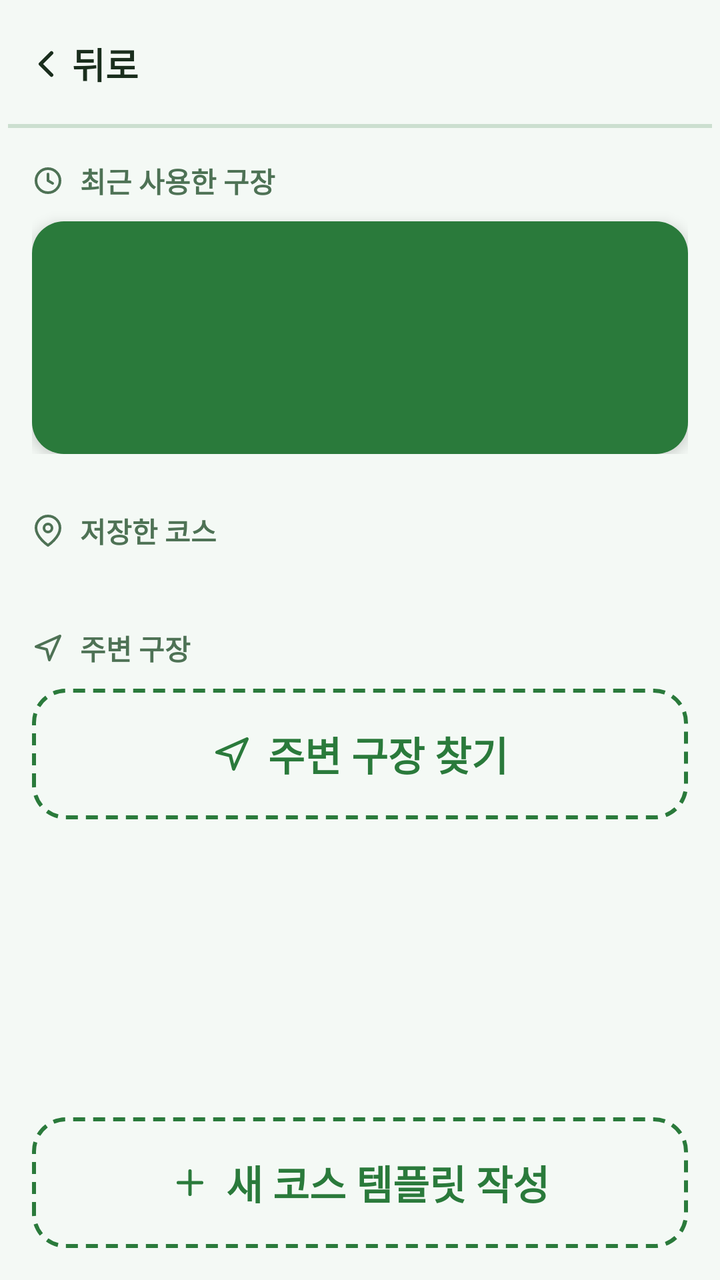
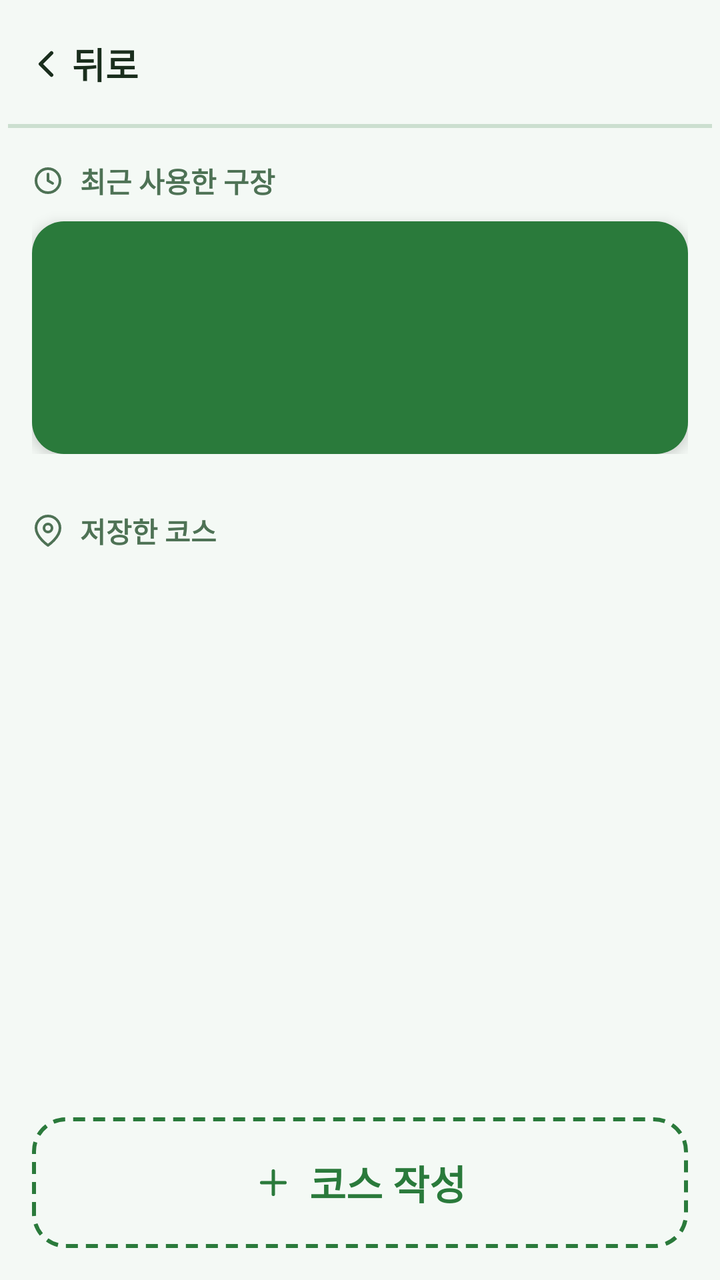

Before-and-after screenshots of an Android layout around one commit, followed by the original layout XML and the change that was made.
<!-- AndroidManifest.xml: application theme Theme.ParkGolf -->
<!-- res/layout/fragment_start.xml -->
<?xml version="1.0" encoding="utf-8"?>
<LinearLayout xmlns:android="http://schemas.android.com/apk/res/android"
    xmlns:app="http://schemas.android.com/apk/res-auto"
    android:layout_width="match_parent" android:layout_height="match_parent"
    android:orientation="vertical" android:background="?attr/parkBackground">

    <include android:id="@+id/topBar" layout="@layout/view_top_bar" />

    <ScrollView
        android:layout_width="match_parent" android:layout_height="0dp" android:layout_weight="1"
        android:fillViewport="true" android:padding="@dimen/screen_padding">
        <LinearLayout android:layout_width="match_parent" android:layout_height="wrap_content"
            android:orientation="vertical">

            <LinearLayout android:id="@+id/sectionRecent"
                android:layout_width="match_parent" android:layout_height="wrap_content"
                android:orientation="vertical" android:layout_marginBottom="@dimen/section_gap">
                <LinearLayout android:layout_width="wrap_content" android:layout_height="wrap_content"
                    android:orientation="horizontal" android:gravity="center_vertical"
                    android:layout_marginBottom="10dp">
                    <ImageView android:layout_width="16dp" android:layout_height="16dp"
                        android:src="@drawable/ic_clock" android:importantForAccessibility="no" />
                    <TextView android:layout_width="wrap_content" android:layout_height="wrap_content"
                        android:layout_marginStart="8dp" android:text="@string/recent_venue_label"
                        android:textStyle="bold" android:textColor="?attr/parkMutedForeground" />
                </LinearLayout>
                <LinearLayout android:id="@+id/cardRecent"
                    android:layout_width="match_parent" android:layout_height="wrap_content"
                    android:orientation="vertical" android:background="@drawable/bg_card_primary"
                    android:padding="@dimen/recent_card_pad" android:elevation="4dp"
                    android:foreground="?attr/selectableItemBackground">
                    <TextView android:id="@+id/tvRecentDate"
                        android:layout_width="wrap_content" android:layout_height="wrap_content"
                        android:textColor="@color/on_primary" android:alpha="0.75"
                        android:layout_marginBottom="4dp" />
                    <TextView android:id="@+id/tvRecentVenue"
                        android:layout_width="wrap_content" android:layout_height="wrap_content"
                        android:textSize="@dimen/title_text" android:textStyle="bold"
                        android:textColor="@color/on_primary" />
                    <TextView android:id="@+id/tvRecentCourse"
                        android:layout_width="wrap_content" android:layout_height="wrap_content"
                        android:textColor="@color/on_primary" android:alpha="0.9"
                        android:layout_marginTop="2dp" />
                </LinearLayout>
            </LinearLayout>

            <LinearLayout android:layout_width="wrap_content" android:layout_height="wrap_content"
                android:orientation="horizontal" android:gravity="center_vertical"
                android:layout_marginBottom="10dp">
                <ImageView android:layout_width="16dp" android:layout_height="16dp"
                    android:src="@drawable/ic_map_pin" app:tint="?attr/parkMutedForeground"
                    android:importantForAccessibility="no" />
                <TextView android:layout_width="wrap_content" android:layout_height="wrap_content"
                    android:layout_marginStart="8dp" android:text="@string/my_courses_label"
                    android:textStyle="bold" android:textColor="?attr/parkMutedForeground" />
            </LinearLayout>
            <LinearLayout android:id="@+id/containerVenues"
                android:layout_width="match_parent" android:layout_height="wrap_content"
                android:orientation="vertical" android:layout_marginBottom="@dimen/section_gap" />

            <LinearLayout android:layout_width="wrap_content" android:layout_height="wrap_content"
                android:orientation="horizontal" android:gravity="center_vertical"
                android:layout_marginBottom="10dp">
                <ImageView android:layout_width="16dp" android:layout_height="16dp"
                    android:src="@drawable/ic_navigation" android:importantForAccessibility="no" />
                <TextView android:layout_width="wrap_content" android:layout_height="wrap_content"
                    android:layout_marginStart="8dp" android:text="@string/nearby_label"
                    android:textStyle="bold" android:textColor="?attr/parkMutedForeground" />
            </LinearLayout>
            <LinearLayout android:id="@+id/nearbySection"
                android:layout_width="match_parent" android:layout_height="wrap_content"
                android:orientation="vertical">
                <LinearLayout android:id="@+id/btnFindNearby"
                    android:layout_width="match_parent" android:layout_height="wrap_content"
                    android:minHeight="@dimen/touch_min" android:orientation="horizontal"
                    android:gravity="center" android:background="@drawable/bg_dashed"
                    android:paddingVertical="18dp" android:foreground="?attr/selectableItemBackground">
                    <ImageView android:layout_width="20dp" android:layout_height="20dp"
                        android:src="@drawable/ic_navigation" app:tint="?attr/parkPrimary"
                        android:importantForAccessibility="no" />
                    <TextView android:layout_width="wrap_content" android:layout_height="wrap_content"
                        android:layout_marginStart="8dp" android:text="@string/nearby_find"
                        android:textSize="@dimen/button_text" android:textStyle="bold"
                        android:textColor="?attr/parkPrimary" />
                </LinearLayout>
                <TextView android:id="@+id/tvNearbyStatus"
                    android:layout_width="match_parent" android:layout_height="wrap_content"
                    android:background="@drawable/bg_card" android:gravity="center" android:padding="20dp"
                    android:textColor="?attr/parkMutedForeground" android:visibility="gone" />
                <LinearLayout android:id="@+id/nearbyActions"
                    android:layout_width="match_parent" android:layout_height="wrap_content"
                    android:orientation="horizontal" android:gravity="center" android:visibility="gone"
                    android:layout_marginTop="8dp">
                    <Button android:id="@+id/btnNearbyRetry"
                        android:layout_width="wrap_content" android:layout_height="wrap_content"
                        android:text="@string/nearby_retry" android:minHeight="@dimen/touch_min" />
                    <Button android:id="@+id/btnNearbySettings"
                        android:layout_width="wrap_content" android:layout_height="wrap_content"
                        android:text="@string/nearby_open_settings" android:layout_marginStart="8dp"
                        android:minHeight="@dimen/touch_min" android:visibility="gone" />
                </LinearLayout>
                <LinearLayout android:id="@+id/nearbyContainer"
                    android:layout_width="match_parent" android:layout_height="wrap_content"
                    android:orientation="vertical" />
            </LinearLayout>
        </LinearLayout>
    </ScrollView>

    <LinearLayout android:layout_width="match_parent" android:layout_height="wrap_content"
        android:orientation="vertical" android:background="?attr/parkBackground"
        android:padding="@dimen/screen_padding">
        <LinearLayout android:id="@+id/btnNewCourse"
            android:layout_width="match_parent" android:layout_height="wrap_content"
            android:minHeight="@dimen/touch_min" android:orientation="horizontal"
            android:gravity="center" android:background="@drawable/bg_dashed"
            android:paddingVertical="18dp" android:foreground="?attr/selectableItemBackground">
            <ImageView android:layout_width="20dp" android:layout_height="20dp"
                android:src="@drawable/ic_plus" app:tint="?attr/parkPrimary"
                android:importantForAccessibility="no" />
            <TextView android:layout_width="wrap_content" android:layout_height="wrap_content"
                android:layout_marginStart="8dp" android:text="@string/new_template_button"
                android:textSize="@dimen/button_text" android:textStyle="bold"
                android:textColor="?attr/parkPrimary" />
        </LinearLayout>
    </LinearLayout>
</LinearLayout>
<!-- res/layout/view_top_bar.xml (included above) -->
<?xml version="1.0" encoding="utf-8"?>
<androidx.constraintlayout.widget.ConstraintLayout
    xmlns:android="http://schemas.android.com/apk/res/android"
    xmlns:app="http://schemas.android.com/apk/res-auto"
    android:layout_width="match_parent"
    android:layout_height="wrap_content"
    android:background="?attr/parkBackground"
    android:minHeight="64dp"
    android:paddingHorizontal="4dp">

    <LinearLayout
        android:id="@+id/btnBack"
        android:layout_width="wrap_content"
        android:layout_height="@dimen/touch_min"
        android:orientation="horizontal"
        android:gravity="center_vertical"
        android:paddingHorizontal="8dp"
        android:background="?attr/selectableItemBackground"
        android:clickable="true"
        android:focusable="true"
        android:contentDescription="@string/back"
        app:layout_constraintStart_toStartOf="parent"
        app:layout_constraintTop_toTopOf="parent"
        app:layout_constraintBottom_toBottomOf="parent">
        <ImageView
            android:layout_width="22dp" android:layout_height="22dp"
            android:src="@drawable/ic_chevron_left"
            android:importantForAccessibility="no" />
        <TextView
            android:layout_width="wrap_content" android:layout_height="wrap_content"
            android:layout_marginStart="2dp"
            android:text="@string/back"
            android:textColor="?attr/parkForeground"
            android:textSize="@dimen/body_text"
            android:textStyle="bold" />
    </LinearLayout>

    <TextView
        android:id="@+id/tvBarTitle"
        android:layout_width="0dp"
        android:layout_height="wrap_content"
        android:gravity="center"
        android:textSize="@dimen/body_text"
        android:textStyle="bold"
        android:textColor="?attr/parkForeground"
        android:maxLines="1"
        android:ellipsize="end"
        app:layout_constraintStart_toEndOf="@id/btnBack"
        app:layout_constraintEnd_toStartOf="@id/barSpacer"
        app:layout_constraintTop_toTopOf="parent"
        app:layout_constraintBottom_toBottomOf="parent" />

    <Space
        android:id="@+id/barSpacer"
        android:layout_width="72dp"
        android:layout_height="1dp"
        app:layout_constraintEnd_toEndOf="parent"
        app:layout_constraintTop_toTopOf="parent" />

    <View android:layout_width="0dp" android:layout_height="@dimen/border_width"
        android:background="?attr/parkBorder"
        app:layout_constraintStart_toStartOf="parent"
        app:layout_constraintEnd_toEndOf="parent"
        app:layout_constraintBottom_toBottomOf="parent" />
</androidx.constraintlayout.widget.ConstraintLayout>
<!-- resources referenced by this layout -->
<resources>
  <color name="on_primary">#FFFFFF</color>
  <dimen name="body_text">18sp</dimen>
  <dimen name="border_width">2dp</dimen>
  <dimen name="button_text">20sp</dimen>
  <dimen name="recent_card_pad">20dp</dimen>
  <dimen name="screen_padding">16dp</dimen>
  <dimen name="section_gap">28dp</dimen>
  <dimen name="title_text">24sp</dimen>
  <dimen name="touch_min">56dp</dimen>
  <!-- drawable bg_card (drawable) -->
  <?xml version="1.0" encoding="utf-8"?>
  <shape xmlns:android="http://schemas.android.com/apk/res/android" android:shape="rectangle">
      <solid android:color="@color/card" />
      <corners android:radius="@dimen/radius_card" />
      <stroke android:width="@dimen/border_width" android:color="?attr/parkBorder" />
  </shape>
  <!-- drawable bg_card_primary (drawable) -->
  <?xml version="1.0" encoding="utf-8"?>
  <shape xmlns:android="http://schemas.android.com/apk/res/android" android:shape="rectangle">
      <solid android:color="?attr/parkPrimary" />
      <corners android:radius="@dimen/radius_card" />
  </shape>
  <!-- drawable bg_dashed (drawable) -->
  <?xml version="1.0" encoding="utf-8"?>
  <shape xmlns:android="http://schemas.android.com/apk/res/android" android:shape="rectangle">
      <solid android:color="@android:color/transparent" />
      <corners android:radius="@dimen/radius_card" />
      <stroke android:width="@dimen/border_width" android:color="?attr/parkPrimary"
          android:dashWidth="6dp" android:dashGap="4dp" />
  </shape>
  <!-- drawable ic_chevron_left (drawable) -->
  <vector xmlns:android="http://schemas.android.com/apk/res/android" android:width="24dp" android:height="24dp" android:viewportWidth="24" android:viewportHeight="24">
      <path android:strokeColor="?attr/parkForeground" android:strokeWidth="2" android:strokeLineCap="round" android:strokeLineJoin="round" android:pathData="M15,18 L9,12 L15,6" />
  </vector>
  <!-- drawable ic_map_pin (drawable) -->
  <vector xmlns:android="http://schemas.android.com/apk/res/android" android:width="24dp" android:height="24dp" android:viewportWidth="24" android:viewportHeight="24">
      <path android:strokeColor="?attr/parkForeground" android:strokeWidth="2" android:strokeLineCap="round" android:strokeLineJoin="round" android:pathData="M21,10 C21,17 12,23 12,23 C12,23 3,17 3,10 A9,9 0 0 1 21,10 Z" />
      <path android:strokeColor="?attr/parkForeground" android:strokeWidth="2" android:pathData="M15,10 A3,3 0 1 1 9,10 A3,3 0 0 1 15,10 Z" />
  </vector>
  <!-- drawable ic_navigation (drawable) -->
  <vector xmlns:android="http://schemas.android.com/apk/res/android" android:width="24dp" android:height="24dp" android:viewportWidth="24" android:viewportHeight="24">
      <path android:strokeColor="?attr/parkMutedForeground" android:strokeWidth="2" android:strokeLineCap="round" android:strokeLineJoin="round" android:pathData="M3,11 L21,3 L13,21 L11,13 Z" />
  </vector>
  <!-- drawable ic_plus (drawable) -->
  <vector xmlns:android="http://schemas.android.com/apk/res/android" android:width="24dp" android:height="24dp" android:viewportWidth="24" android:viewportHeight="24">
      <path android:strokeColor="?attr/parkForeground" android:strokeWidth="2" android:strokeLineCap="round" android:pathData="M12,5 L12,19 M5,12 L19,12" />
  </vector>
  <string name="back">뒤로</string>
  <string name="my_courses_label">저장한 코스</string>
  <string name="nearby_find">주변 구장 찾기</string>
  <string name="nearby_label">주변 구장</string>
  <string name="nearby_open_settings">설정 열기</string>
  <string name="nearby_retry">다시 시도</string>
  <string name="new_template_button">새 코스 템플릿 작성</string>
  <string name="recent_venue_label">최근 사용한 구장</string>
  <style name="Theme.ParkGolf" parent="Theme.ParkGolf.Green" />
  <color name="card">#FFFFFF</color>
  <dimen name="radius_card">16dp</dimen>
  <style name="Theme.ParkGolf.Base" parent="Theme.Material3.DayNight.NoActionBar">
          <item name="colorOnPrimary">@color/on_primary</item>
          <item name="android:textColorPrimary">?attr/parkForeground</item>
      </style>
  <!-- unchanged entries left out for length: 2 -->
</resources>

<!-- the commit's change to res/layout/fragment_start.xml (unified diff, before → after) -->
@@ -57,52 +57,6 @@
             <LinearLayout android:id="@+id/containerVenues"
                 android:layout_width="match_parent" android:layout_height="wrap_content"
                 android:orientation="vertical" android:layout_marginBottom="@dimen/section_gap" />
-
-            <LinearLayout android:layout_width="wrap_content" android:layout_height="wrap_content"
-                android:orientation="horizontal" android:gravity="center_vertical"
-                android:layout_marginBottom="10dp">
-                <ImageView android:layout_width="16dp" android:layout_height="16dp"
-                    android:src="@drawable/ic_navigation" android:importantForAccessibility="no" />
-                <TextView android:layout_width="wrap_content" android:layout_height="wrap_content"
-                    android:layout_marginStart="8dp" android:text="@string/nearby_label"
-                    android:textStyle="bold" android:textColor="?attr/parkMutedForeground" />
-            </LinearLayout>
-            <LinearLayout android:id="@+id/nearbySection"
-                android:layout_width="match_parent" android:layout_height="wrap_content"
-                android:orientation="vertical">
-                <LinearLayout android:id="@+id/btnFindNearby"
-                    android:layout_width="match_parent" android:layout_height="wrap_content"
-                    android:minHeight="@dimen/touch_min" android:orientation="horizontal"
-                    android:gravity="center" android:background="@drawable/bg_dashed"
-                    android:paddingVertical="18dp" android:foreground="?attr/selectableItemBackground">
-                    <ImageView android:layout_width="20dp" android:layout_height="20dp"
-                        android:src="@drawable/ic_navigation" app:tint="?attr/parkPrimary"
-                        android:importantForAccessibility="no" />
-                    <TextView android:layout_width="wrap_content" android:layout_height="wrap_content"
-                        android:layout_marginStart="8dp" android:text="@string/nearby_find"
-                        android:textSize="@dimen/button_text" android:textStyle="bold"
-                        android:textColor="?attr/parkPrimary" />
-                </LinearLayout>
-                <TextView android:id="@+id/tvNearbyStatus"
-                    android:layout_width="match_parent" android:layout_height="wrap_content"
-                    android:background="@drawable/bg_card" android:gravity="center" android:padding="20dp"
-                    android:textColor="?attr/parkMutedForeground" android:visibility="gone" />
-                <LinearLayout android:id="@+id/nearbyActions"
-                    android:layout_width="match_parent" android:layout_height="wrap_content"
-                    android:orientation="horizontal" android:gravity="center" android:visibility="gone"
-                    android:layout_marginTop="8dp">
-                    <Button android:id="@+id/btnNearbyRetry"
-                        android:layout_width="wrap_content" android:layout_height="wrap_content"
-                        android:text="@string/nearby_retry" android:minHeight="@dimen/touch_min" />
-                    <Button android:id="@+id/btnNearbySettings"
-                        android:layout_width="wrap_content" android:layout_height="wrap_content"
-                        android:text="@string/nearby_open_settings" android:layout_marginStart="8dp"
-                        android:minHeight="@dimen/touch_min" android:visibility="gone" />
-                </LinearLayout>
-                <LinearLayout android:id="@+id/nearbyContainer"
-                    android:layout_width="match_parent" android:layout_height="wrap_content"
-                    android:orientation="vertical" />
-            </LinearLayout>
         </LinearLayout>
     </ScrollView>
 
@@ -118,7 +72,7 @@
                 android:src="@drawable/ic_plus" app:tint="?attr/parkPrimary"
                 android:importantForAccessibility="no" />
             <TextView android:layout_width="wrap_content" android:layout_height="wrap_content"
-                android:layout_marginStart="8dp" android:text="@string/new_template_button"
+                android:layout_marginStart="8dp" android:text="@string/create_course"
                 android:textSize="@dimen/button_text" android:textStyle="bold"
                 android:textColor="?attr/parkPrimary" />
         </LinearLayout>
<!-- resource entries referenced after the edit -->
@@ -9,13 +9,6 @@
   <dimen name="section_gap">28dp</dimen>
   <dimen name="title_text">24sp</dimen>
   <dimen name="touch_min">56dp</dimen>
-  <!-- drawable bg_card (drawable) -->
-  <?xml version="1.0" encoding="utf-8"?>
-  <shape xmlns:android="http://schemas.android.com/apk/res/android" android:shape="rectangle">
-      <solid android:color="@color/card" />
-      <corners android:radius="@dimen/radius_card" />
-      <stroke android:width="@dimen/border_width" android:color="?attr/parkBorder" />
-  </shape>
   <!-- drawable bg_card_primary (drawable) -->
   <?xml version="1.0" encoding="utf-8"?>
   <shape xmlns:android="http://schemas.android.com/apk/res/android" android:shape="rectangle">
@@ -39,24 +32,15 @@
       <path android:strokeColor="?attr/parkForeground" android:strokeWidth="2" android:strokeLineCap="round" android:strokeLineJoin="round" android:pathData="M21,10 C21,17 12,23 12,23 C12,23 3,17 3,10 A9,9 0 0 1 21,10 Z" />
       <path android:strokeColor="?attr/parkForeground" android:strokeWidth="2" android:pathData="M15,10 A3,3 0 1 1 9,10 A3,3 0 0 1 15,10 Z" />
   </vector>
-  <!-- drawable ic_navigation (drawable) -->
-  <vector xmlns:android="http://schemas.android.com/apk/res/android" android:width="24dp" android:height="24dp" android:viewportWidth="24" android:viewportHeight="24">
-      <path android:strokeColor="?attr/parkMutedForeground" android:strokeWidth="2" android:strokeLineCap="round" android:strokeLineJoin="round" android:pathData="M3,11 L21,3 L13,21 L11,13 Z" />
-  </vector>
   <!-- drawable ic_plus (drawable) -->
   <vector xmlns:android="http://schemas.android.com/apk/res/android" android:width="24dp" android:height="24dp" android:viewportWidth="24" android:viewportHeight="24">
       <path android:strokeColor="?attr/parkForeground" android:strokeWidth="2" android:strokeLineCap="round" android:pathData="M12,5 L12,19 M5,12 L19,12" />
   </vector>
   <string name="back">뒤로</string>
+  <string name="create_course">코스 작성</string>
   <string name="my_courses_label">저장한 코스</string>
-  <string name="nearby_find">주변 구장 찾기</string>
-  <string name="nearby_label">주변 구장</string>
-  <string name="nearby_open_settings">설정 열기</string>
-  <string name="nearby_retry">다시 시도</string>
-  <string name="new_template_button">새 코스 템플릿 작성</string>
   <string name="recent_venue_label">최근 사용한 구장</string>
   <style name="Theme.ParkGolf" parent="Theme.ParkGolf.Green" />
-  <color name="card">#FFFFFF</color>
   <dimen name="radius_card">16dp</dimen>
   <style name="Theme.ParkGolf.Base" parent="Theme.Material3.DayNight.NoActionBar">
           <item name="colorOnPrimary">@color/on_primary</item>
